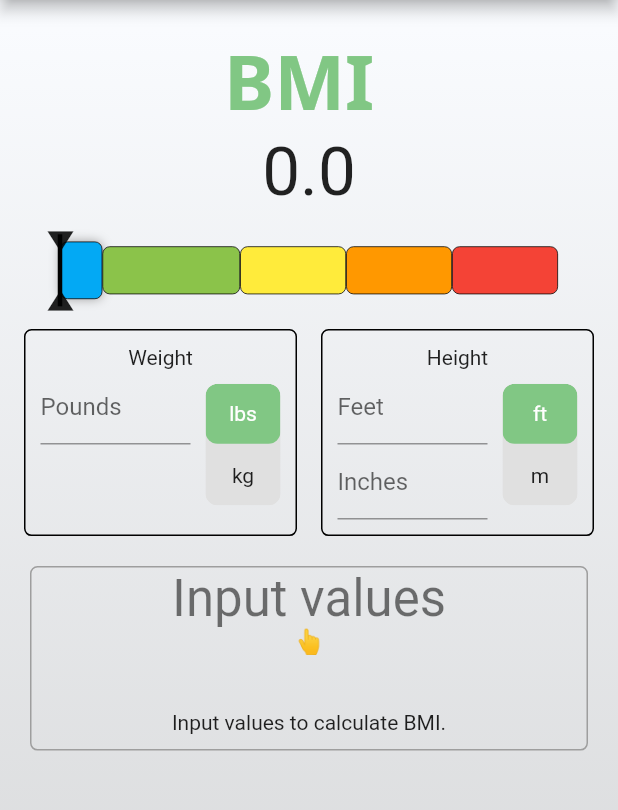
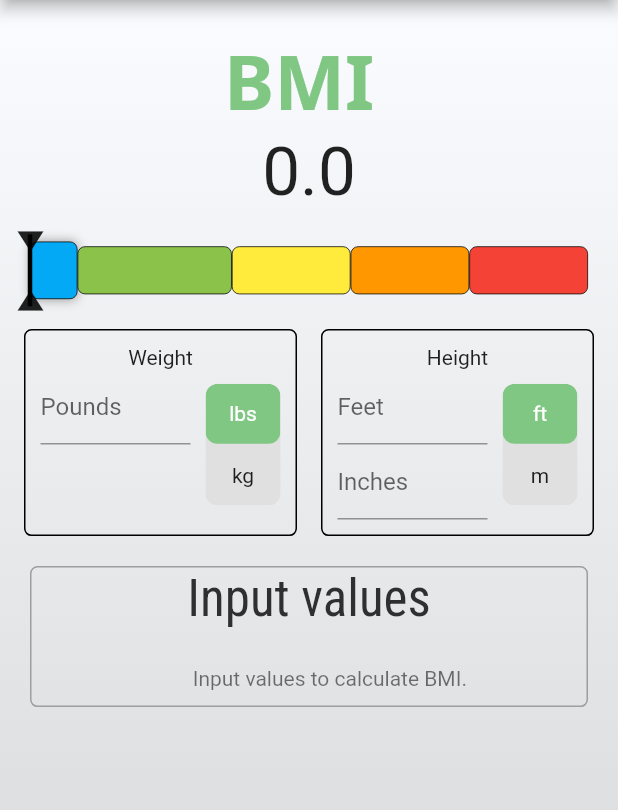
Before and after one commit to de-Gaston-Apps/bmi_calculator, a Flutter app: the screen it shows after launch, on a phone screen of 412 x 824 dp, the part 84-894 px from its top. Run offline on Flutter 3.47's test engine with Material 2 defaults, Android fonts, the phone set to English and light mode, and no system bars; drawn by our look-alikes of toggle_switch; our stand-ins replace google_fonts.

Commit message:
Make the words look pretty

```diff
--- a/lib/data/bmi_calculator.dart
+++ b/lib/data/bmi_calculator.dart
@@ -125,13 +125,17 @@ class BmiCalculator {
     return DEFAULT_WEIGHT_MESSAGE_TEXT;
   }
 
+  double _roundOneDecimal(double d) {
+    return (d * 10).round() / 10;
+  }
+
   String getIdealWeight(double heightM, bool isWeightMetric) {
     // BMI = weight (kg)  / height^2 (meters)
     // So, I just need to reverse engineer the BMI into the ideal weight for normal range
     // Normal range is 18.5 - 24.9
     // fudge a little to make it always true
-    const double BMI_NORM_LOW = 18.6;
-    const double BMI_NORM_HIGH = 24.8;
+    const double BMI_NORM_LOW = 18.5;
+    const double BMI_NORM_HIGH = 24.9;
 
     double low = BMI_NORM_LOW * heightM * heightM;
     double high = BMI_NORM_HIGH * heightM * heightM;
@@ -142,8 +146,8 @@ class BmiCalculator {
       high = kgToLb(high);
       unit = WEIGHT_IMPER_TEXT;
     }
-    low = low.roundToDouble();
-    high = high.roundToDouble();
-    return "Ideal weight range is $low$unit - $high$unit";
+    low = _roundOneDecimal(low);
+    high = _roundOneDecimal(high);
+    return "$IDEAL_WEIGHT_MESSAGE $low$unit - $high$unit";
   }
 }
--- a/lib/vars/globals.dart
+++ b/lib/vars/globals.dart
@@ -7,7 +7,7 @@ const double ZOOM_IN_SCALE = 1.2;
 
 const double DEFALT_PADDING_SIZE = 10;
 const double BIGGER_PADDING_SIZE = DEFALT_PADDING_SIZE * 2;
-const double BAR_PADDING_SIZE = DEFALT_PADDING_SIZE * 4;
+const double BAR_PADDING_SIZE = DEFALT_PADDING_SIZE * 2;
 const double MESSAGE_MAX_WIDTH = 600;
 
 const double BAR_HEIGHT = 32;
--- a/lib/vars/strings.dart
+++ b/lib/vars/strings.dart
@@ -20,6 +20,8 @@ const String HEIGHT2_METRIC_TEXT = "cm";
 const String HEIGHT2_IMPER_TEXT = "in";
 
 /// ------------------- Message box ------------------- ///
+
+const String IDEAL_WEIGHT_MESSAGE = "Ideal weight:";
 
 const String INPUT_ERROR_MESSAGE_HEADER = "Oops!";
 const String INPUT_ERROR_MESSAGE_SUBTITLE = "❌";
--- a/lib/widgets/bmi_message_box.dart
+++ b/lib/widgets/bmi_message_box.dart
@@ -1,6 +1,8 @@
 import 'package:bmi_calculator/data/bmi_calculator.dart';
 import 'package:bmi_calculator/vars/globals.dart';
+import 'package:flutter/cupertino.dart';
 import 'package:flutter/material.dart';
+import 'package:google_fonts/google_fonts.dart';
 
 class BmiMessageBox extends StatefulWidget {
   final double bmi;
@@ -17,7 +19,7 @@ class BmiMessageBoxState extends State<BmiMessageBox> {
   Widget build(BuildContext context) {
     BmiCalculator calculator = BmiCalculator();
     final String header = calculator.getBmiMessageHeader(widget.bmi);
-    final String subtitle = calculator.getBmiMessageSubtitle(widget.bmi);
+    // final String subtitle = calculator.getBmiMessageSubtitle(widget.bmi);
     final String text = calculator.getBmiMessageText(widget.bmi);
     final String idealWeight = widget.bmi == DEFAULT_BMI
         ? ""
@@ -42,45 +44,54 @@ class BmiMessageBoxState extends State<BmiMessageBox> {
               header,
               textAlign: TextAlign.center,
               softWrap: true,
-              style: Theme.of(context).textTheme.headlineMedium,
+              style: GoogleFonts.robotoCondensed(
+                color: const Color.fromARGB(255, 48, 47, 47),
+                textStyle: Theme.of(context).textTheme.headlineMedium,
+              ),
             ),
           ),
+
           // ----------------- Subtitle BMI Range ----------------- //
+          // Padding(
+          //   padding: const EdgeInsets.only(
+          //     left: DEFALT_PADDING_SIZE,
+          //     right: DEFALT_PADDING_SIZE,
+          //   ),
+          //   child: Text(
+          //     subtitle,
+          //     textAlign: TextAlign.center,
+          //     softWrap: true,
+          //     style: Theme.of(context).textTheme.titleMedium,
+          //   ),
+          // ),
+
+          // ----------------- Ideal Weight ----------------- //
           Padding(
             padding: const EdgeInsets.only(
               left: DEFALT_PADDING_SIZE,
               right: DEFALT_PADDING_SIZE,
             ),
             child: Text(
-              subtitle,
-              textAlign: TextAlign.center,
-              softWrap: true,
-              style: Theme.of(context).textTheme.titleMedium,
-            ),
-          ),
-          // ----------------- Ideal Weight ----------------- //
-          Padding(
-            padding: const EdgeInsets.fromLTRB(
-              DEFALT_PADDING_SIZE,
-              0,
-              DEFALT_PADDING_SIZE,
-              DEFALT_PADDING_SIZE,
-            ),
-            child: Text(
               idealWeight,
               textAlign: TextAlign.center,
               softWrap: true,
-              style: Theme.of(context).textTheme.bodyMedium,
+              style: GoogleFonts.roboto(
+                color: Colors.black87,
+                textStyle: Theme.of(context).textTheme.bodyMedium,
+              ),
             ),
           ),
+
           // ----------------- Main text ----------------- //
           Padding(
             padding: const EdgeInsets.all(DEFALT_PADDING_SIZE),
             child: Text(
-              text,
-              textAlign: TextAlign.center,
+              "        $text",
               softWrap: true,
-              style: Theme.of(context).textTheme.bodyMedium,
+              style: GoogleFonts.roboto(
+                color: Colors.black54,
+                textStyle: Theme.of(context).textTheme.bodyMedium,
+              ),
             ),
           ),
         ],
```
